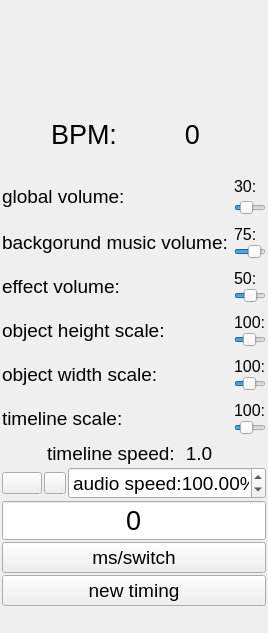
xiangCaO233/MusicMapMaker, file src/ui/controllers/timecontroller.ui: the form before one commit.
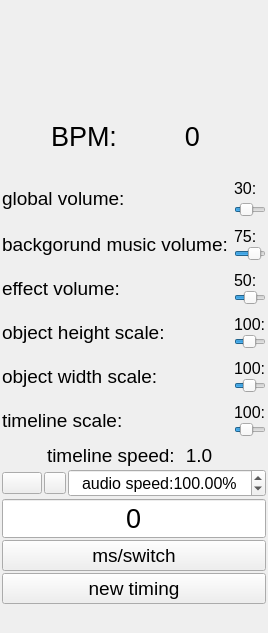
The form after the commit. Icons and pictures are not drawn.

Patch:
```diff
--- a/src/ui/controllers/timecontroller.ui
+++ b/src/ui/controllers/timecontroller.ui
@@ -714,7 +714,7 @@
         </property>
         <property name="font">
          <font>
-          <pointsize>14</pointsize>
+          <pointsize>12</pointsize>
          </font>
         </property>
         <property name="alignment">
```
